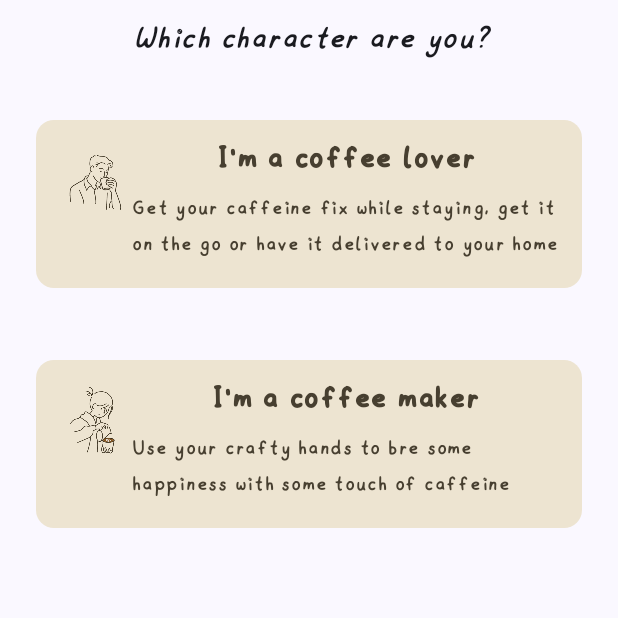
After one commit to Estrella0407/colfi, an Android app built with Jetpack Compose: the composable RoleSelectionScreen shown on its own in the app's theme, on a phone screen of 412 x 824 dp, the top half of it. The commit adds this screen. Run offline under Robolectric (Android 15) with nearby library versions, the phone set to English and light mode, and no system bars; our stand-ins replace Firebase (no records; nobody signed in at launch, a user with empty details on screens opened directly).

```diff
--- a/app/src/main/java/com/example/colfi/data/repository/AuthRepository.kt
+++ b/app/src/main/java/com/example/colfi/data/repository/AuthRepository.kt
@@ -4,7 +4,6 @@ package com.example.colfi.data.repository
 import android.util.Log
 import com.example.colfi.data.model.User
 import com.google.firebase.auth.FirebaseAuth
-import com.google.firebase.auth.FirebaseUser
 import com.google.firebase.firestore.FirebaseFirestore
 import kotlinx.coroutines.tasks.await
 
@@ -14,21 +13,19 @@ class AuthRepository {
     private val db = FirebaseFirestore.getInstance()
     private val usersCollection = db.collection("users")
 
-    fun getCurrentUser(): FirebaseUser? = auth.currentUser
-
     // Function to check if a user is logged in via Firebase Auth
     fun isUserLoggedIn(): Boolean {
         return auth.currentUser != null
     }
 
-    suspend fun getCurrentCustomUser(): Result<User> {
+    suspend fun getCurrentUser(): Result<User> {
         val firebaseUser = auth.currentUser
         return if (firebaseUser != null) {
             try {
                 val documentSnapshot = usersCollection.document(firebaseUser.uid).get().await()
-                val customUser = documentSnapshot.toObject(User::class.java)
-                if (customUser != null) {
-                    Result.success(customUser)
+                val currentUser = documentSnapshot.toObject(User::class.java)
+                if (currentUser != null) {
+                    Result.success(currentUser)
                 } else {
                     Result.failure(Exception("User data not found in Firestore."))
                 }
--- a/app/src/main/java/com/example/colfi/ui/screens/CustomerHomeScreen.kt
+++ b/app/src/main/java/com/example/colfi/ui/screens/CustomerHomeScreen.kt
@@ -20,7 +20,6 @@ import androidx.lifecycle.viewmodel.compose.viewModel
 import com.example.colfi.R
 import com.example.colfi.data.model.User
 import com.example.colfi.ui.theme.DarkBrown1
-import com.example.colfi.ui.theme.LightBrown1
 import com.example.colfi.ui.theme.LightCream1
 import com.example.colfi.ui.theme.colfiFont
 import com.example.colfi.ui.viewmodel.HomeViewModel
@@ -377,7 +376,7 @@ fun BottomNavigation(
             horizontalArrangement = Arrangement.SpaceEvenly
         ) {
             BottomNavItem(
-                iconRes = R.drawable.homepage_icon, // Replace with actual home icon resource
+                iconRes = R.drawable.homepage_icon,
                 label = "Home",
                 isSelected = isHomeSelected,
                 onClick = onHomeClick
--- /dev/null
+++ b/app/src/main/java/com/example/colfi/ui/screens/RoleSelectionScreen.kt
@@ -0,0 +1,133 @@
+package com.example.colfi.ui.screens
+
+import android.R.attr.onClick
+import androidx.compose.foundation.clickable
+import androidx.compose.foundation.layout.Arrangement
+import androidx.compose.foundation.layout.Box
+import androidx.compose.foundation.layout.Column
+import androidx.compose.foundation.layout.Row
+import androidx.compose.foundation.layout.Spacer
+import androidx.compose.foundation.layout.fillMaxSize
+import androidx.compose.foundation.layout.height
+import androidx.compose.foundation.layout.navigationBarsPadding
+import androidx.compose.foundation.layout.padding
+import androidx.compose.foundation.layout.size
+import androidx.compose.foundation.layout.statusBarsPadding
+import androidx.compose.foundation.verticalScroll
+import androidx.compose.material3.Button
+import androidx.compose.material3.Card
+import androidx.compose.material3.CardDefaults
+import androidx.compose.material3.Icon
+import androidx.compose.material3.Text
+import androidx.compose.runtime.Composable
+import androidx.compose.ui.Alignment
+import androidx.compose.ui.Modifier
+import androidx.compose.ui.graphics.Color
+import androidx.compose.ui.res.painterResource
+import androidx.compose.ui.text.font.FontStyle
+import androidx.compose.ui.text.font.FontWeight
+import androidx.compose.ui.text.style.TextAlign
+import androidx.compose.ui.unit.dp
+import androidx.compose.ui.unit.sp
+import androidx.lifecycle.viewmodel.compose.viewModel
+import com.example.colfi.R
+import com.example.colfi.ui.theme.DarkBrown1
+import com.example.colfi.ui.theme.LightCream1
+import com.example.colfi.ui.theme.colfiFont
+
+@Composable
+fun RoleSelectionScreen(
+    onCustomerClick: () -> Unit,
+    onStaffClick: () -> Unit,
+    viewModel: RoleSelectionViewModel = viewModel()
+) {
+    Box(
+        modifier = Modifier
+            .fillMaxSize()
+            .statusBarsPadding()
+            .navigationBarsPadding()
+    ) {
+        Column(
+            modifier = Modifier
+                .fillMaxSize()
+                .padding(16.dp),
+            horizontalAlignment = Alignment.CenterHorizontally
+        ) {
+            Text(
+                text = "Which character are you?",
+                fontFamily = colfiFont,
+                fontSize = 24.sp,
+                fontStyle = FontStyle.Italic,
+                textAlign = TextAlign.Center
+            )
+
+            Spacer(modifier = Modifier.height(32.dp))
+
+            CharacterCard(
+                R.drawable.coffee_lover,
+                "Customer", "I'm a coffee lover",
+                "Get your caffeine fix while staying, get it on the go or have it delivered to your home",
+                onCustomerClick)
+
+            Spacer(modifier = Modifier.height(32.dp))
+
+            CharacterCard(
+                R.drawable.barista,
+                "Barista",
+                "I'm a coffee maker",
+                "Use your crafty hands to bre some happiness with some touch of caffeine",
+                onStaffClick
+                )
+
+            Spacer(modifier = Modifier.height(32.dp))
+        }
+    }
+}
+
+@Composable
+fun CharacterCard(
+    iconRes: Int,
+    role: String,
+    roleTitle: String,
+    description: String,
+    onclick: () -> Unit
+) {
+    Card(
+        colors = CardDefaults.cardColors(
+            containerColor = LightCream1,
+            contentColor = DarkBrown1
+        ),
+        modifier = Modifier
+            .clickable { onclick() }
+            .padding(8.dp),
+        ) {
+        Row(
+            modifier = Modifier.padding(16.dp),
+            horizontalArrangement = Arrangement.SpaceBetween,
+        ) {
+            Icon(
+                painter = painterResource(id = iconRes),
+                contentDescription = role,
+                modifier = Modifier.size(48.dp),
+                tint = Color.Unspecified
+            )
+            Column(
+                horizontalAlignment = Alignment.CenterHorizontally
+            ) {
+                Text(
+                    text = roleTitle,
+                    fontFamily = colfiFont,
+                    fontSize = 24.sp,
+                    fontWeight = FontWeight.Bold,
+                    textAlign = TextAlign.Center
+                )
+                Spacer(modifier = Modifier.height(8.dp))
+
+                Text(
+                    text = description,
+                    fontFamily = colfiFont,
+                )
+            }
+        }
+    }
+}
--- a/app/src/main/java/com/example/colfi/ui/viewmodel/LoadingViewModel.kt
+++ b/app/src/main/java/com/example/colfi/ui/viewmodel/LoadingViewModel.kt
@@ -49,11 +49,11 @@ class LoadingViewModel : ViewModel() {
         onUserNotLoggedIn: () -> Unit
     ) {
         if (authRepository.isUserLoggedIn()) {
-            val customUserResult = authRepository.getCurrentCustomUser()
+            val customUserResult = authRepository.getCurrentUser()
             customUserResult.fold(
-                onSuccess = { customUser ->
+                onSuccess = { currentUser ->
                     _uiState.value = _uiState.value.copy(isComplete = true)
-                    onUserLoggedIn(customUser.username) // Use username from your User model
+                    onUserLoggedIn(currentUser.username) // Use username from your User model
                 },
                 onFailure = { exception ->
                     Log.e("LoadingViewModel", "Failed to get custom user data: ${exception.message}")
--- a/app/src/main/java/com/example/colfi/ui/viewmodel/ProfileViewModel.kt
+++ b/app/src/main/java/com/example/colfi/ui/viewmodel/ProfileViewModel.kt
@@ -31,11 +31,11 @@ class ProfileViewModel(
             _isLoading.value = true
             _errorMessage.value = null // Clear previous errors
 
-            val result = authRepository.getCurrentCustomUser() // Call the correct function
+            val result = authRepository.getCurrentUser() // Call the correct function
 
             result.fold(
-                onSuccess = { customUser ->
-                    _user.value = customUser
+                onSuccess = { currentUser ->
+                    _user.value = currentUser
                 },
                 onFailure = { exception ->
                     _errorMessage.value = exception.message ?: "Failed to load user profile"
```
Also changed, not shown: app/src/main/java/com/example/colfi/ui/screens/StaffOrdersScreen.kt (added, +211 -0 lines), app/src/main/java/com/example/colfi/ui/viewmodel/StaffOrdersViewModel.kt (added, +107 -0 lines).
